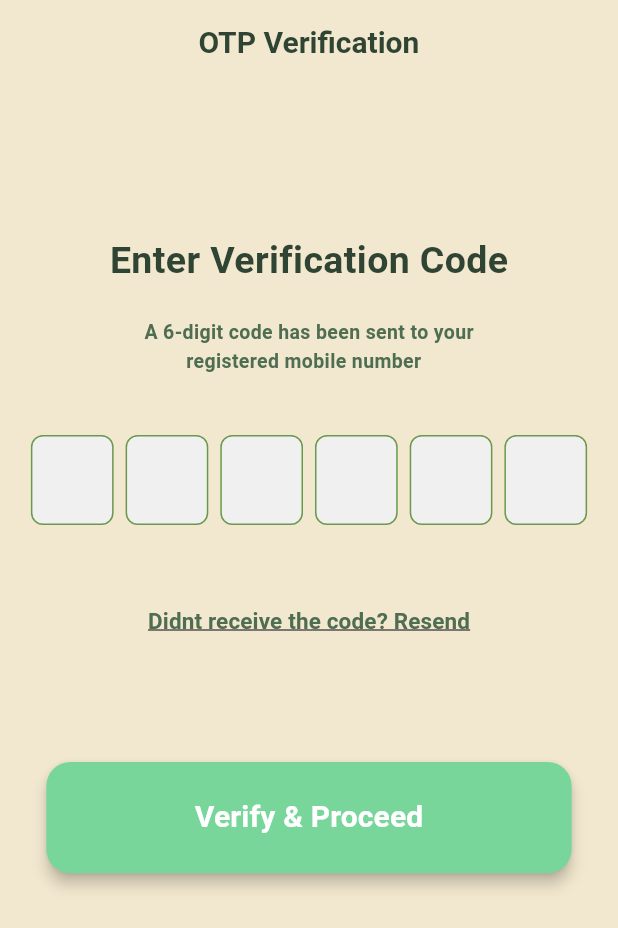
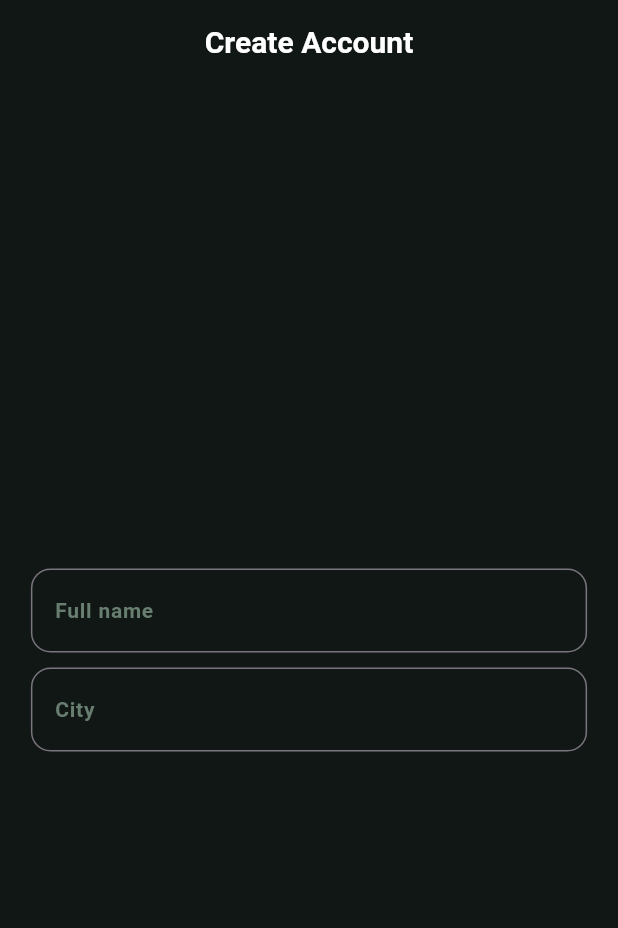
Before and after one commit to AaryanCode69/Krishi-Mitra-App, a Flutter app: the screen it shows after launch, on a phone screen of 412 x 824 dp. Shown: the top 928 px of the screen. Run offline on Flutter 3.47's test engine with Material 3 defaults, Android fonts, the phone set to English and light mode, and no system bars; drawn by our look-alikes of pinput; our stand-ins replace google_fonts; missing offline and left inert: profanity_filter.

Commit message:
feat(auth): add create account screen with form validation
- Create new CreateAccountScreen with form fields for name and city
- Add CustomTextFormField widget with profanity filter validation
- Integrate profanity_filter package for content moderation
- Add new form-specific color constants (formTextColor, formFillColor)
- Update main.dart to navigate to CreateAccountScreen
- Fix OTP verification screen layout structure and button color

deps: add profanity_filter ^2.0.0 for input validation

```diff
--- a/lib/core/constant/colors_theme.dart
+++ b/lib/core/constant/colors_theme.dart
@@ -6,3 +6,5 @@ const cardTextColor = Color(0xFF78d69a);
 const otpScreenBgColor = Color(0xFFf2e8cf);
 const otpTextColor = Color(0xFF2f4432);
 const otpSecondTextColor = Color(0xFF4e6d51);
+const formTextColor = Color(0xFF687e70);
+const formFillColor = Color(0xFF1a241e);
--- /dev/null
+++ b/lib/features/1_auth/presentation/screens/create_account_screen.dart
@@ -0,0 +1,63 @@
+import 'package:flutter/material.dart';
+import 'package:krishi_mitra/core/constant/colors_theme.dart';
+import 'package:krishi_mitra/features/1_auth/presentation/widgets/custom_text_form_field.dart';
+import 'package:krishi_mitra/shared/widgets/common_text_widget.dart';
+
+class CreateAccountScreen extends StatefulWidget {
+  const CreateAccountScreen({super.key});
+
+  @override
+  State<CreateAccountScreen> createState() => _CreateAccountScreenState();
+}
+
+class _CreateAccountScreenState extends State<CreateAccountScreen> {
+  final nameController = TextEditingController();
+  final cityController = TextEditingController();
+
+  @override
+  void dispose() {
+    nameController.dispose();
+    cityController.dispose();
+    super.dispose();
+  }
+
+  @override
+  Widget build(BuildContext context) {
+    return Scaffold(
+      appBar: AppBar(
+        centerTitle: true,
+        backgroundColor: scaffoldColor,
+        title: CommonTextWidget(
+          data: 'Create Account',
+          textColor: Colors.white,
+          fontSize: 20,
+        ),
+      ),
+      backgroundColor: scaffoldColor,
+      body: Center(
+        child: SingleChildScrollView(
+          child: SizedBox(
+            width: MediaQuery.widthOf(context) * 0.9,
+            child: Column(
+              children: [
+                CustomTextFormField(
+                  textEditingController: nameController,
+                  onChange: (value) {},
+                  content: 'Full name',
+                  hint: 'Enter your full name',
+                ),
+                const SizedBox(height: 10),
+                CustomTextFormField(
+                  textEditingController: cityController,
+                  onChange: (value) {},
+                  content: 'City',
+                  hint: 'Enter your city',
+                ),
+              ],
+            ),
+          ),
+        ),
+      ),
+    );
+  }
+}
--- a/lib/features/1_auth/presentation/screens/otp_verification_screen.dart
+++ b/lib/features/1_auth/presentation/screens/otp_verification_screen.dart
@@ -23,8 +23,8 @@ class OtpVerificationScreen extends StatelessWidget {
         ),
       ),
       backgroundColor: otpScreenBgColor,
-      body: SingleChildScrollView(
-        child: Center(
+      body: Center(
+        child: SingleChildScrollView(
           child: Column(
             mainAxisAlignment: MainAxisAlignment.end,
             children: [
@@ -58,7 +58,7 @@ class OtpVerificationScreen extends StatelessWidget {
                   textColor: Colors.white,
                   fontSize: 20,
                 ),
-                color: cardTextColor,
+                color: otpTextColor,
               ),
             ],
           ),
--- /dev/null
+++ b/lib/features/1_auth/presentation/widgets/custom_text_form_field.dart
@@ -0,0 +1,56 @@
+import 'package:flutter/material.dart';
+import 'package:krishi_mitra/core/constant/colors_theme.dart';
+import 'package:krishi_mitra/shared/widgets/common_text_widget.dart';
+import 'package:profanity_filter/profanity_filter.dart';
+
+class CustomTextFormField extends StatelessWidget {
+  const CustomTextFormField({
+    super.key,
+    required this.textEditingController,
+    required this.onChange,
+    required this.content,
+    required this.hint,
+  });
+
+  final TextEditingController textEditingController;
+
+  final void Function(String) onChange;
+
+  final String content;
+
+  final String hint;
+
+  @override
+  Widget build(BuildContext context) {
+    final filter = ProfanityFilter();
+    return TextFormField(
+      controller: textEditingController,
+      onChanged: onChange,
+      keyboardType: TextInputType.text,
+      validator: (value) {
+        if (value == null || value.isEmpty) {
+          return 'Please Enter a Username';
+        }
+        if (filter.hasProfanity(value)) {
+          return 'Please avoid using inappropriate language.';
+        }
+        return null;
+      },
+      decoration: InputDecoration(
+        fillColor: Colors.grey[200],
+        label: CommonTextWidget(
+          data: content,
+          textColor: formTextColor,
+          fontSize: 14,
+        ),
+        hint: CommonTextWidget(
+          data: hint,
+          textColor: formTextColor,
+          fontSize: 10,
+        ),
+        floatingLabelBehavior: FloatingLabelBehavior.auto,
+        border: OutlineInputBorder(borderRadius: BorderRadius.circular(13)),
+      ),
+    );
+  }
+}
--- a/lib/main.dart
+++ b/lib/main.dart
@@ -1,5 +1,5 @@
 import 'package:flutter/material.dart';
-import 'package:krishi_mitra/features/1_auth/presentation/screens/otp_verification_screen.dart';
+import 'package:krishi_mitra/features/1_auth/presentation/screens/create_account_screen.dart';
 
 void main() {
   runApp(const MainApp());
@@ -10,6 +10,6 @@ class MainApp extends StatelessWidget {
 
   @override
   Widget build(BuildContext context) {
-    return const MaterialApp(home: OtpVerificationScreen());
+    return const MaterialApp(home: CreateAccountScreen());
   }
 }
--- a/pubspec.yaml
+++ b/pubspec.yaml
@@ -17,6 +17,7 @@ dependencies:
   hooks_riverpod: ^2.6.1
   intl: ^0.20.2
   pinput: ^5.0.2
+  profanity_filter: ^2.0.0
 
 dev_dependencies:
   flutter_test:
```
Also changed, not shown: pubspec.lock.
